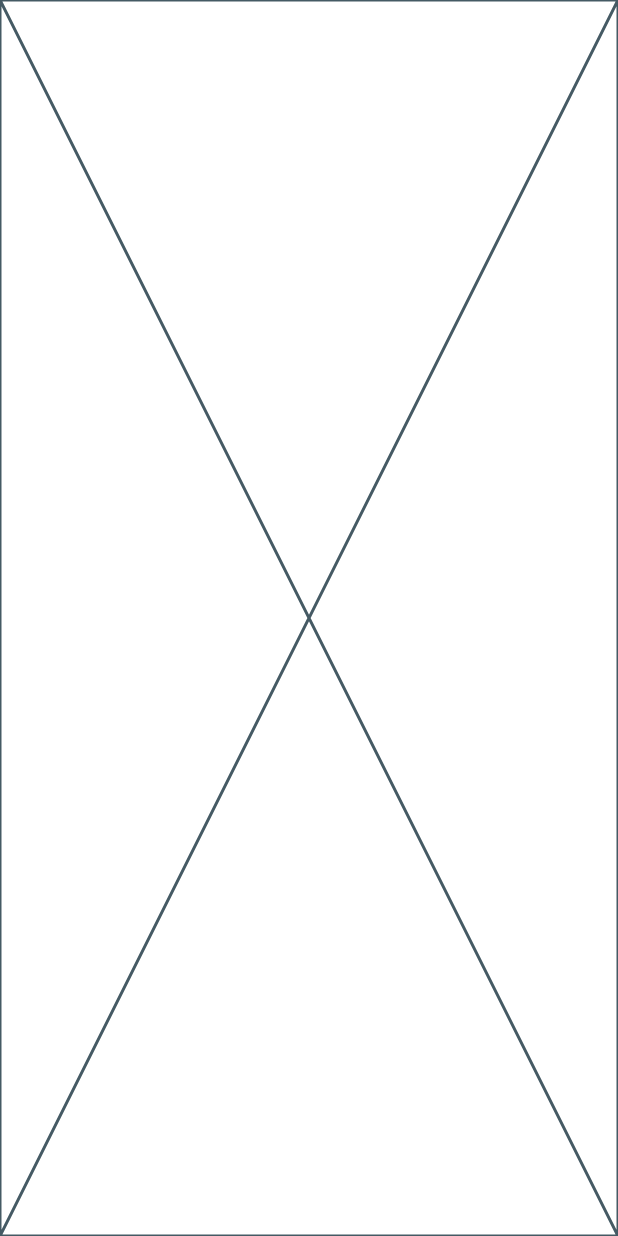
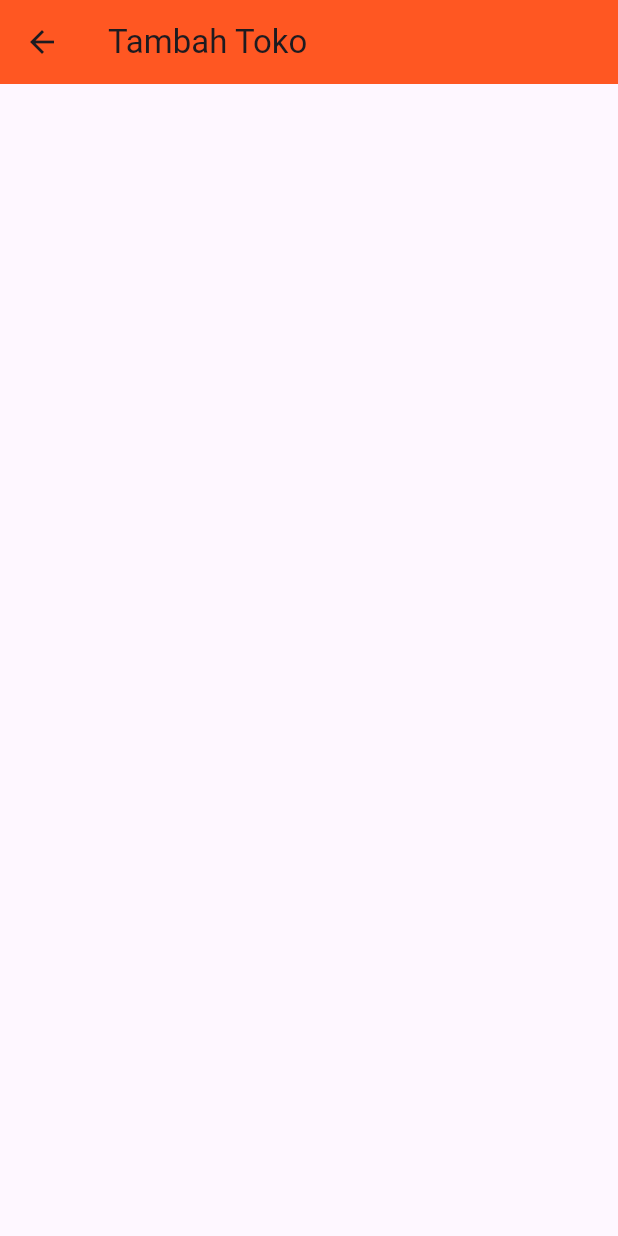
Before and after one commit to ricco-arisdy/tesucp, a Flutter app: the screen it shows after launch, after a tap on an icon or button, on a phone screen of 412 x 824 dp. Run offline on Flutter 3.47's test engine with Material 3 defaults, Android fonts, the phone set to English and light mode, and no system bars; network calls fail.

Commit message:
Menambahkan tampilan tambah toko

```diff
--- a/lib/HalamanToko.dart
+++ b/lib/HalamanToko.dart
@@ -10,6 +10,11 @@ class TambahToko extends StatefulWidget {
 class _TambahTokoState extends State<TambahToko> {
   @override
   Widget build(BuildContext context) {
-    return const Placeholder();
+    return Scaffold(
+      appBar: AppBar(
+        title: Text('Tambah Toko'),
+        backgroundColor: Colors.deepOrange,
+      ),
+    );
   }
 }
```
Also changed, not shown: lib/Halaman_Utama.dart (+6 -8 lines).
